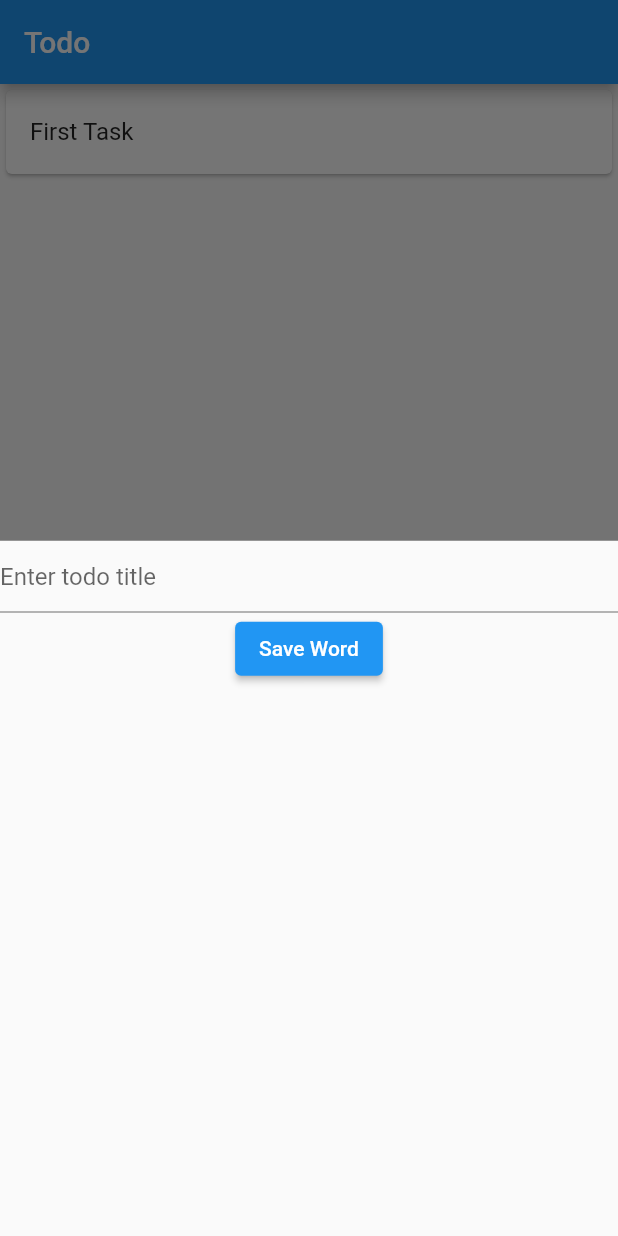
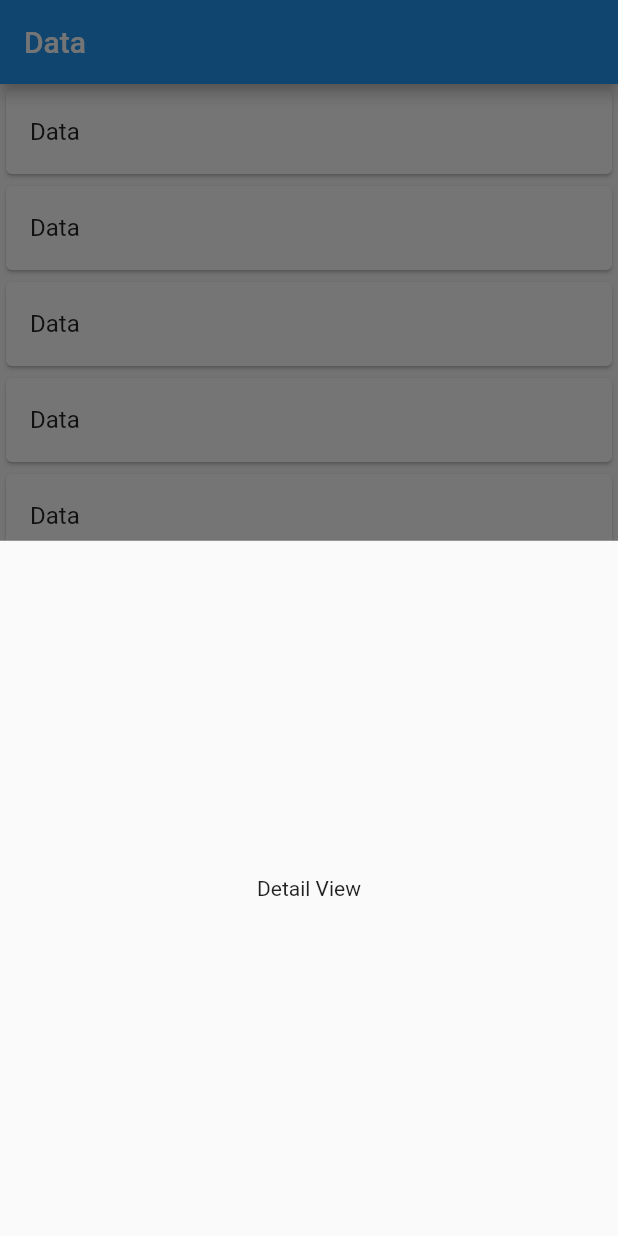
Before and after one commit to entest-hai/flutter_state_managment, a Flutter app: the screen it shows after launch, after a tap on the "add" icon, on a phone screen of 412 x 824 dp. Run offline on Flutter 3.47's test engine with Material 2 defaults, Android fonts, the phone set to English and light mode, and no system bars; our stand-ins replace carousel_slider, equatable, flutter_bloc, rxdart.

```diff
--- a/lib/main.dart
+++ b/lib/main.dart
@@ -23,6 +23,7 @@ import 'testclippath.dart';
 import 'testcustompainter.dart';
 import 'testshowmodal.dart';
 import 'localtodoapp.dart';
+import 'testctgapi.dart';
 
 void main() {
   // Weather app with observer
@@ -51,7 +52,8 @@ void main() {
   //   ],
   //   child: LocalTodoApp(),
   // ));
-  runApp(LocalTodoApp());
+  // runApp(LocalTodoApp());
+  runApp(CTGApp());
 
   // runApp(MultiProvider(
   //   providers: [
--- /dev/null
+++ b/lib/testctgapi.dart
@@ -0,0 +1,164 @@
+import 'package:flutter/material.dart';
+import 'package:flutter_bloc/flutter_bloc.dart';
+import 'dart:async';
+
+import 'package:flutter_provider/blocnavigation.dart';
+
+class CTGApp extends StatefulWidget {
+  @override
+  State<StatefulWidget> createState() {
+    // TODO: implement createState
+    return _CTGAppState();
+  }
+}
+
+class _CTGAppState extends State<CTGApp> {
+  @override
+  Widget build(BuildContext context) {
+    // TODO: implement build
+    return MaterialApp(
+      home: MultiBlocProvider(
+        providers: [BlocProvider(create: (context) => CTGCubit())],
+        child: CTGNav(),
+      ),
+    );
+  }
+}
+
+class CTGNav extends StatelessWidget {
+  @override
+  Widget build(BuildContext context) {
+    // TODO: implement build
+    return Navigator(
+      pages: [
+        MaterialPage(child: DataListView()),
+      ],
+      onPopPage: (route, result) {
+        return route.didPop(result);
+      },
+    );
+  }
+}
+
+class DataListView extends StatefulWidget {
+  @override
+  State<StatefulWidget> createState() {
+    // TODO: implement createState
+    return _DataListViewState();
+  }
+}
+
+class _DataListViewState extends State<DataListView> {
+  @override
+  Widget build(BuildContext context) {
+    // TODO: implement build
+    return Scaffold(
+      appBar: AppBar(
+        title: Text("Data"),
+      ),
+      body: ListView.builder(
+        itemCount: 5,
+        itemBuilder: (context, index) {
+          return Card(
+            child: InkWell(
+              onTap: () {
+                BlocProvider.of<CTGCubit>(context).getCTG("$index");
+                showModalBottomSheet(
+                    context: context,
+                    builder: (context) {
+                      return CTGDetailView();
+                    }).whenComplete(() {
+                  BlocProvider.of<CTGCubit>(context).popToDataList();
+                });
+              },
+              child: ListTile(
+                title: Text("Data"),
+              ),
+            ),
+          );
+        },
+      ),
+      floatingActionButton: FloatingActionButton(
+        child: Icon(Icons.add),
+        onPressed: () {
+          showModalBottomSheet<void>(
+              context: context,
+              builder: (context) {
+                return _detailView();
+              }).whenComplete(() {
+            print("OK");
+          });
+        },
+      ),
+    );
+  }
+
+  Widget _detailView() {
+    return Container(
+      child: Center(
+        child: Text("Detail View"),
+      ),
+    );
+  }
+}
+
+// CTGDetailView
+class CTGDetailView extends StatelessWidget {
+  @override
+  Widget build(BuildContext context) {
+    // TODO: implement build
+    return BlocBuilder<CTGCubit, CTGAPIState>(builder: (context, state) {
+      if (state is LoadingCTG) {
+        return Container(
+          child: Center(
+            child: CircularProgressIndicator(),
+          ),
+        );
+      } else if (state is LoadedCTGSuccess) {
+        return Container(
+          child: Center(
+            child: Text("CTG View: ${state.result}"),
+          ),
+        );
+      } else {
+        return Container(
+          child: Center(
+            child: Text("Exception"),
+          ),
+        );
+      }
+    });
+  }
+}
+
+// CTG Repository
+class CTGRepository {
+  Future<String> getCTG(String url) async {
+    await Future.delayed(const Duration(seconds: 2));
+    return url;
+  }
+}
+
+// CTGCubit
+abstract class CTGAPIState {}
+
+class LoadingCTG extends CTGAPIState {}
+
+class LoadedCTGSuccess extends CTGAPIState {
+  String result;
+  LoadedCTGSuccess({this.result});
+}
+
+class CTGCubit extends Cubit<CTGAPIState> {
+  final _ctgRepository = CTGRepository();
+  CTGCubit() : super(LoadingCTG());
+
+  void getCTG(String url) async {
+    final result = await _ctgRepository.getCTG(url);
+    emit(LoadedCTGSuccess(result: result));
+  }
+
+  void popToDataList() {
+    emit(LoadingCTG());
+  }
+}
```
